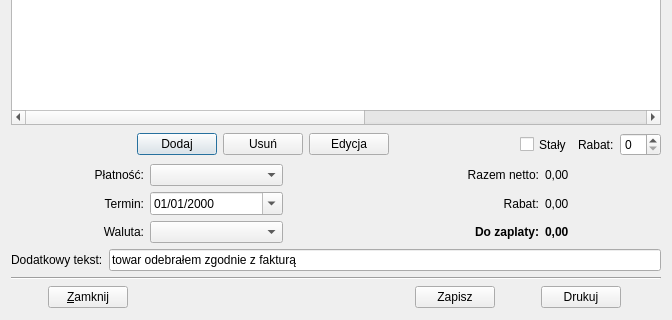
Before: the Qt Designer form Faktura.ui in juliagoda/qfaktury, drawn with Qt 5; both pictures show x 0 to 672 and y 206 to 526 of the 672 by 526 pixel window.
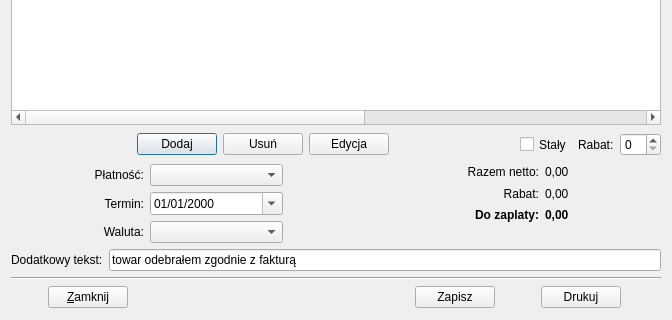
After: the same form once the commit is applied.

```diff
--- a/Faktura.ui
+++ b/Faktura.ui
@@ -12,8 +12,8 @@
   <property name="windowTitle" >
    <string>Faktura VAT</string>
   </property>
-  <layout class="QVBoxLayout" name="verticalLayout" >
-   <item>
+  <layout class="QGridLayout" name="gridLayout" >
+   <item row="0" column="0" >
     <layout class="QHBoxLayout" >
      <item>
       <layout class="QHBoxLayout" >
@@ -101,7 +101,7 @@
      </item>
     </layout>
    </item>
-   <item>
+   <item row="1" column="0" >
     <layout class="QHBoxLayout" name="horizontalLayout" >
      <item>
       <spacer name="spacer8_3" >
@@ -147,7 +147,7 @@
      </item>
     </layout>
    </item>
-   <item>
+   <item row="2" column="0" >
     <layout class="QHBoxLayout" >
      <item>
       <layout class="QHBoxLayout" >
@@ -188,7 +188,7 @@
      </item>
     </layout>
    </item>
-   <item>
+   <item row="3" column="0" >
     <widget class="QLabel" name="textLabel1_2" >
      <property name="text" >
       <string>Lista towarów/usług:</string>
@@ -198,7 +198,7 @@
      </property>
     </widget>
    </item>
-   <item>
+   <item row="4" column="0" >
     <widget class="QTableWidget" name="tableTow" >
      <property name="enabled" >
       <bool>true</bool>
@@ -272,7 +272,7 @@
      </column>
     </widget>
    </item>
-   <item>
+   <item row="5" column="0" >
     <layout class="QHBoxLayout" name="horizontalLayout_2" >
      <item>
       <spacer>
@@ -355,12 +355,12 @@
      </item>
     </layout>
    </item>
-   <item>
-    <layout class="QHBoxLayout" name="horizontalLayout_3" >
+   <item row="6" column="0" >
+    <layout class="QHBoxLayout" name="horizontalLayout_5" >
      <item>
       <layout class="QHBoxLayout" >
        <item>
-        <layout class="QVBoxLayout" >
+        <layout class="QVBoxLayout" name="addDataLabels" >
          <item>
           <widget class="QLabel" name="textLabel5" >
            <property name="text" >
@@ -403,7 +403,7 @@
         </layout>
        </item>
        <item>
-        <layout class="QVBoxLayout" >
+        <layout class="QVBoxLayout" name="addData" >
          <item>
           <widget class="QComboBox" name="platCombo" />
          </item>
@@ -448,13 +448,13 @@
       </spacer>
      </item>
      <item>
-      <layout class="QVBoxLayout" >
+      <layout class="QVBoxLayout" name="verticalLayout" >
        <item>
-        <layout class="QHBoxLayout" >
+        <layout class="QHBoxLayout" name="horizontalLayout_3" >
          <item>
           <layout class="QVBoxLayout" >
            <item>
-            <widget class="QLabel" name="textLabel2" >
+            <widget class="QLabel" name="textLabelSum1" >
              <property name="minimumSize" >
               <size>
                <width>150</width>
@@ -473,7 +473,7 @@
             </widget>
            </item>
            <item>
-            <widget class="QLabel" name="textLabel2_2_2" >
+            <widget class="QLabel" name="textLabelSum2" >
              <property name="minimumSize" >
               <size>
                <width>150</width>
@@ -492,7 +492,7 @@
             </widget>
            </item>
            <item>
-            <widget class="QLabel" name="textLabel2_2" >
+            <widget class="QLabel" name="textLabelSum3" >
              <property name="minimumSize" >
               <size>
                <width>150</width>
@@ -521,7 +521,7 @@
          <item>
           <layout class="QVBoxLayout" >
            <item>
-            <widget class="QLabel" name="snetto" >
+            <widget class="QLabel" name="sum1" >
              <property name="minimumSize" >
               <size>
                <width>80</width>
@@ -537,7 +537,7 @@
             </widget>
            </item>
            <item>
-            <widget class="QLabel" name="sRabat" >
+            <widget class="QLabel" name="sum2" >
              <property name="minimumSize" >
               <size>
                <width>80</width>
@@ -553,7 +553,7 @@
             </widget>
            </item>
            <item>
-            <widget class="QLabel" name="sbrutto" >
+            <widget class="QLabel" name="sum3" >
              <property name="minimumSize" >
               <size>
                <width>80</width>
@@ -578,11 +578,27 @@
          </item>
         </layout>
        </item>
+       <item>
+        <spacer name="verticalSpacer" >
+         <property name="orientation" >
+          <enum>Qt::Vertical</enum>
+         </property>
+         <property name="sizeType" >
+          <enum>QSizePolicy::Minimum</enum>
+         </property>
+         <property name="sizeHint" stdset="0" >
+          <size>
+           <width>20</width>
+           <height>20</height>
+          </size>
+         </property>
+        </spacer>
+       </item>
       </layout>
      </item>
     </layout>
    </item>
-   <item>
+   <item row="7" column="0" >
     <layout class="QHBoxLayout" >
      <item>
       <widget class="QLabel" name="textLabel7" >
@@ -603,14 +619,14 @@
      </item>
     </layout>
    </item>
-   <item>
+   <item row="8" column="0" >
     <widget class="Line" name="line" >
      <property name="orientation" >
       <enum>Qt::Horizontal</enum>
      </property>
     </widget>
    </item>
-   <item>
+   <item row="9" column="0" >
     <layout class="QHBoxLayout" name="horizontalLayout_4" >
      <item>
       <spacer name="spacer6" >
```
